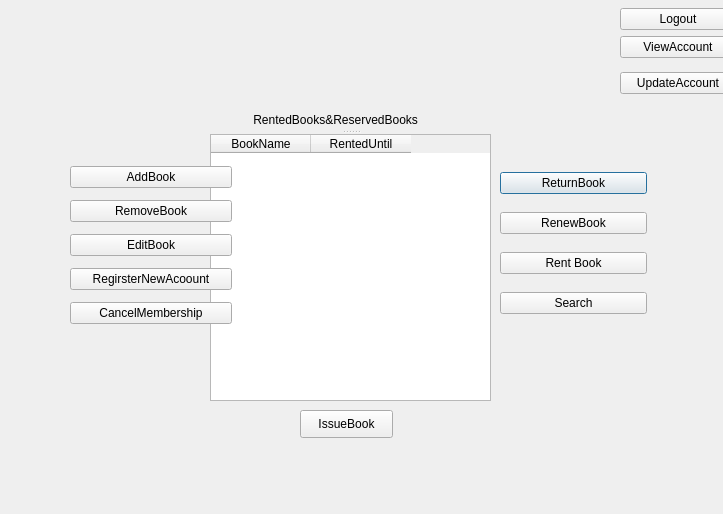
The window that Login/window_librarian.ui (Nilsae/LibraryManagementSystem) describes before a commit, drawn with Qt 5.
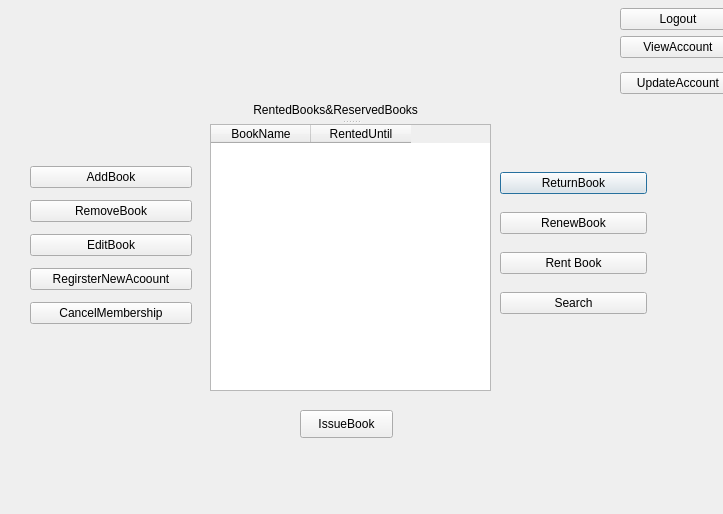
The same window after the commit.

What changed in the file:
```diff
--- a/Login/window_librarian.ui
+++ b/Login/window_librarian.ui
@@ -57,7 +57,7 @@
    <property name="geometry">
     <rect>
      <x>210</x>
-     <y>110</y>
+     <y>100</y>
      <width>281</width>
      <height>291</height>
     </rect>
@@ -99,7 +99,7 @@
   <widget class="QWidget" name="layoutWidget">
    <property name="geometry">
     <rect>
-     <x>70</x>
+     <x>30</x>
      <y>160</y>
      <width>162</width>
      <height>170</height>
```
